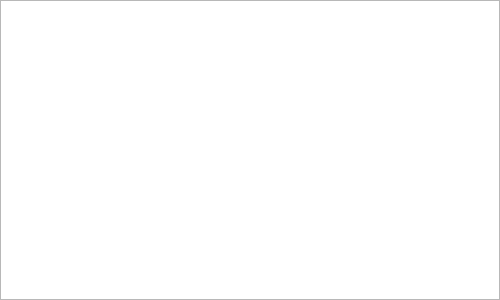
NazaeStoyko/SeaBattle-Qt, file getdata.ui: the form before one commit.
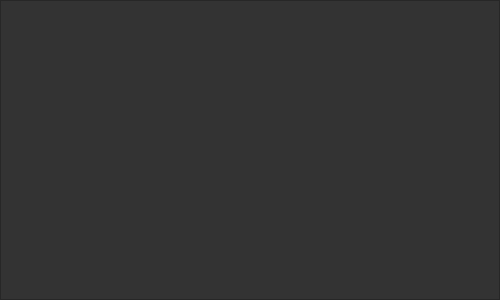
The form after the commit. Icons and pictures are not drawn.

Commit message: CSS button

```diff
--- a/getdata.ui
+++ b/getdata.ui
@@ -50,6 +50,9 @@
      <height>300</height>
     </size>
    </property>
+   <property name="styleSheet">
+    <string notr="true">background: #333;</string>
+   </property>
   </widget>
  </widget>
  <resources/>
```
The commit also changes 4 other files.
